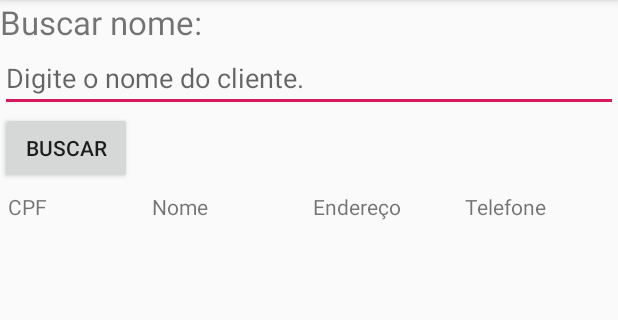
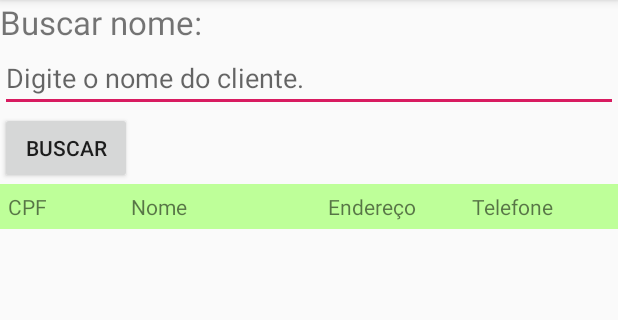
Before and after one commit to fernandonakagawa/API_Conexao_Android, an Android app: the BuscarActivity screen opened directly, with no data from a screen before it, on a phone screen of 412 x 824 dp, the part 84-404 px from its top. Run offline under Robolectric (Android 15) with nearby library versions, the phone set to English and light mode, and no system bars; our stand-ins replace Volley.

Commit message:
Buscar funcionando. Agradecimentos especiais para Kiltz, Gustavo e Thiago.

```diff
--- a/app/src/main/res/layout/activity_buscar.xml
+++ b/app/src/main/res/layout/activity_buscar.xml
@@ -42,7 +42,8 @@
             <TableLayout
                 android:id="@+id/tb_buscar"
                 android:layout_width="match_parent"
-                android:layout_height="wrap_content">
+                android:layout_height="wrap_content"
+                android:background="@color/corTabela">
                 <TableRow
                     android:layout_width="match_parent"
                     android:layout_height="wrap_content"
@@ -51,7 +52,7 @@
                         android:layout_width="wrap_content"
                         android:layout_height="wrap_content"
                         android:text="@string/tb_cpf"
-                        android:layout_weight="10"
+                        android:layout_weight="6"
                     />
                     <TextView
                         android:layout_width="wrap_content"
@@ -63,13 +64,13 @@
                         android:layout_width="wrap_content"
                         android:layout_height="wrap_content"
                         android:text="@string/tb_endereco"
-                        android:layout_weight="6"
+                        android:layout_weight="4"
                         />
                     <TextView
                         android:layout_width="wrap_content"
                         android:layout_height="wrap_content"
                         android:text="@string/tb_telefone"
-                        android:layout_weight="6"
+                        android:layout_weight="4"
                         />
                 </TableRow>
 
--- a/app/src/main/res/values/colors.xml
+++ b/app/src/main/res/values/colors.xml
@@ -3,4 +3,5 @@
     <color name="colorPrimary">#008577</color>
     <color name="colorPrimaryDark">#00574B</color>
     <color name="colorAccent">#D81B60</color>
+    <color name="corTabela">#beff99</color>
 </resources>
```
Also changed, not shown: app/src/main/java/com/example/senai/api_conexao_android/BuscarActivity.java (+22 -9 lines), 1 other file.
